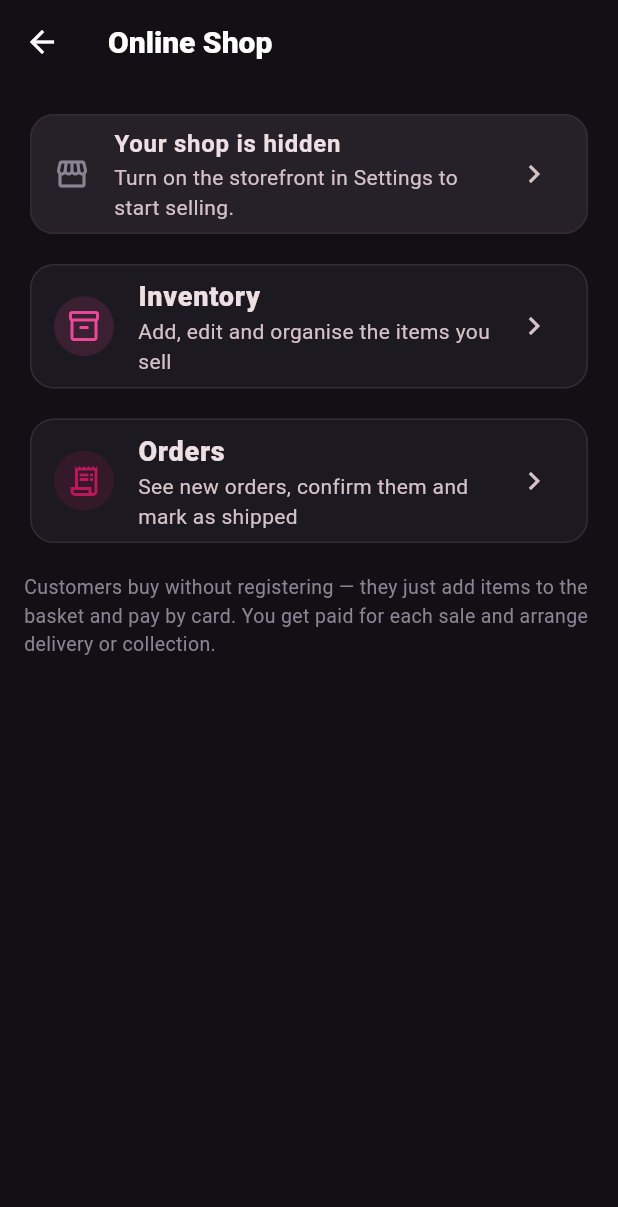
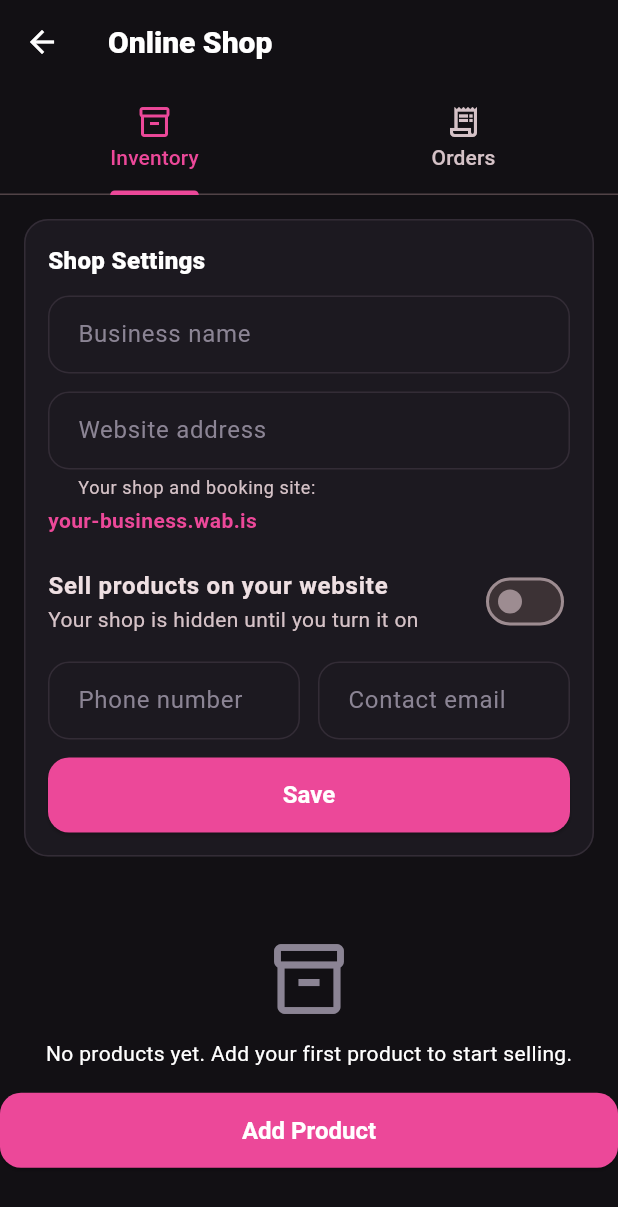
Before and after one commit to ejosagie/wavebook, a Flutter app: the ShopScreen screen opened directly, on a phone screen of 412 x 824 dp. Shown: the top 1207 px of the screen. Run offline on Flutter 3.47's test engine with Material 3 defaults, Android fonts, the phone set to English and light mode, and no system bars; our stand-ins replace image_picker, shared_preferences; accounts and stored records are empty; network calls fail.

Commit message:
Online Shop opens into settings, website theme picker, notification bar
- Online Shop: opens into shop configuration (business name, website
  address with .wab.is preview, on/off toggle, phone, email) then
  Inventory and Orders tabs below
- Website address (slug) is now editable with validation + uniqueness
- Tenant website theme: businesses get a theme_color, injected as CSS
  variables on every tenant page (darker shade computed server-side)
- Notification bar: bell icon with unread badge on the dashboard, opens
  a notifications list (mark read / mark all read), polls every 30s

```diff
--- a/app/lib/models/models.dart
+++ b/app/lib/models/models.dart
@@ -55,6 +55,7 @@ class Business {
   final int smsUsed;
   final int smsCredits;
   final String trialEndsAt;
+  final String themeColor;
 
   Business({
     required this.id,
@@ -86,6 +87,7 @@ class Business {
     required this.smsUsed,
     required this.smsCredits,
     required this.trialEndsAt,
+    required this.themeColor,
   });
 
   factory Business.fromJson(Map<String, dynamic> json) => Business(
@@ -118,6 +120,7 @@ class Business {
         smsUsed: json['sms_used'] as int? ?? 0,
         smsCredits: json['sms_credits'] as int? ?? 0,
         trialEndsAt: json['trial_ends_at'] as String? ?? '',
+        themeColor: json['theme_color'] as String? ?? '#ec4899',
       );
 
   Map<String, dynamic> toJson() => {
@@ -140,6 +143,7 @@ class Business {
         'payout_account_name': payoutAccountName,
         'payout_account_number': payoutAccountNumber,
         'payout_sort_code': payoutSortCode,
+        'theme_color': themeColor,
       };
 }
 
--- a/app/lib/screens/storefront/orders_screen.dart
+++ b/app/lib/screens/storefront/orders_screen.dart
@@ -104,10 +104,7 @@ class _OrdersScreenState extends State<OrdersScreen> {
 
   @override
   Widget build(BuildContext context) {
-    return Scaffold(
-      appBar: AppBar(title: const Text('Orders')),
-      body: _buildBody(),
-    );
+    return _buildBody();
   }
 
   Widget _buildBody() {
--- a/app/lib/screens/storefront/products_screen.dart
+++ b/app/lib/screens/storefront/products_screen.dart
@@ -177,19 +177,7 @@ class _ProductsScreenState extends State<ProductsScreen> {
 
   @override
   Widget build(BuildContext context) {
-    return Scaffold(
-      appBar: AppBar(
-        title: const Text('Products'),
-        actions: [
-          IconButton(
-            icon: const Icon(Icons.add),
-            tooltip: 'Add product',
-            onPressed: _addProduct,
-          ),
-        ],
-      ),
-      body: _buildBody(),
-    );
+    return _buildBody();
   }
 
   Widget _buildBody() {
@@ -220,11 +208,26 @@ class _ProductsScreenState extends State<ProductsScreen> {
         ),
       );
     }
-    return ListView.builder(
+    return RefreshIndicator(
+      onRefresh: _load,
+      child: ListView.builder(
         padding: const EdgeInsets.all(16),
-      itemCount: _products.length,
+        itemCount: _products.length + 1,
         itemBuilder: (context, index) {
-        final p = _products[index];
+          if (index == 0) {
+            return Padding(
+              padding: const EdgeInsets.only(bottom: 12),
+              child: Align(
+                alignment: Alignment.centerRight,
+                child: ElevatedButton.icon(
+                  onPressed: _addProduct,
+                  icon: const Icon(Icons.add),
+                  label: const Text('Add Product'),
+                ),
+              ),
+            );
+          }
+          final p = _products[index - 1];
           return Card(
             child: ListTile(
               leading: p.imagePath.isNotEmpty
@@ -269,6 +272,7 @@ class _ProductsScreenState extends State<ProductsScreen> {
             ),
           );
         },
+      ),
     );
   }
 }
--- a/app/lib/screens/storefront/shop_screen.dart
+++ b/app/lib/screens/storefront/shop_screen.dart
@@ -15,8 +15,13 @@ class ShopScreen extends StatefulWidget {
 
 class _ShopScreenState extends State<ShopScreen> {
   final _api = ApiClient();
-  Business? _business;
+  final _name = TextEditingController();
+  final _slug = TextEditingController();
+  final _phone = TextEditingController();
+  final _email = TextEditingController();
+  bool _storefrontEnabled = false;
   bool _loading = true;
+  bool _saving = false;
 
   @override
   void initState() {
@@ -24,111 +29,173 @@ class _ShopScreenState extends State<ShopScreen> {
     _load();
   }
 
+  @override
+  void dispose() {
+    _name.dispose();
+    _slug.dispose();
+    _phone.dispose();
+    _email.dispose();
+    super.dispose();
+  }
+
   Future<void> _load() async {
     try {
       final data = await _api.get('/api/business');
       if (!mounted) return;
+      final b = Business.fromJson(data as Map<String, dynamic>);
       setState(() {
-        _business = Business.fromJson(data as Map<String, dynamic>);
+        _name.text = b.name;
+        _slug.text = b.slug;
+        _phone.text = b.contactPhone;
+        _email.text = b.contactEmail;
+        _storefrontEnabled = b.storefrontEnabled;
       });
     } on ApiException {
-      // Non-fatal — the shop screens still work without the banner.
+      // Non-fatal — the tabs still work without the settings card.
     } finally {
       if (mounted) setState(() => _loading = false);
     }
   }
 
+  Future<void> _save() async {
+    setState(() => _saving = true);
+    try {
+      await _api.patch('/api/business', body: {
+        'name': _name.text.trim(),
+        'slug': _slug.text.trim(),
+        'contact_phone': _phone.text.trim(),
+        'contact_email': _email.text.trim(),
+        'storefront_enabled': _storefrontEnabled,
+      });
+      if (mounted) {
+        ScaffoldMessenger.of(context).showSnackBar(
+          const SnackBar(content: Text('Shop settings saved')),
+        );
+      }
+      await _load();
+    } on ApiException catch (e) {
+      if (mounted) {
+        ScaffoldMessenger.of(context).showSnackBar(SnackBar(content: Text(e.message)));
+      }
+    } finally {
+      if (mounted) setState(() => _saving = false);
+    }
+  }
+
   @override
   Widget build(BuildContext context) {
-    final enabled = _business?.storefrontEnabled ?? false;
-    return Scaffold(
-      appBar: AppBar(title: const Text('Online Shop')),
-      body: ListView(
-        padding: const EdgeInsets.all(16),
-        children: [
-          if (!_loading)
-            Card(
-              color: enabled ? null : WaveBookColors.darkSurfaceAlt,
-              child: ListTile(
-                leading: Icon(
-                  enabled ? Icons.storefront : Icons.storefront_outlined,
-                  color: enabled ? WaveBookColors.pink : WaveBookColors.muted,
-                ),
-                title: Text(
-                  enabled ? 'Your shop is live' : 'Your shop is hidden',
-                  style: const TextStyle(fontWeight: FontWeight.w700),
-                ),
-                subtitle: Text(
-                  enabled
-                      ? 'Customers can buy from your booking website.'
-                      : 'Turn on the storefront in Settings to start selling.',
-                ),
-                trailing: const Icon(Icons.chevron_right),
-                onTap: () => _openSettings(),
+    return DefaultTabController(
+      length: 2,
+      child: Scaffold(
+        appBar: AppBar(
+          title: const Text('Online Shop'),
+          bottom: const TabBar(
+            tabs: [
+              Tab(icon: Icon(Icons.inventory_2_outlined), text: 'Inventory'),
+              Tab(icon: Icon(Icons.receipt_long_outlined), text: 'Orders'),
+            ],
+          ),
+        ),
+        body: Column(
+          children: [
+            if (!_loading) _buildSettingsCard(),
+            Expanded(
+              child: const TabBarView(
+                children: [
+                  ProductsScreen(),
+                  OrdersScreen(),
+                ],
               ),
             ),
-          const SizedBox(height: 12),
-          _ShopCard(
-            icon: Icons.inventory_2_outlined,
-            color: WaveBookColors.pink,
-            title: 'Inventory',
-            subtitle: 'Add, edit and organise the items you sell',
-            onTap: () => _push(const ProductsScreen()),
-          ),
-          const SizedBox(height: 12),
-          _ShopCard(
-            icon: Icons.receipt_long_outlined,
-            color: WaveBookColors.rose,
-            title: 'Orders',
-            subtitle: 'See new orders, confirm them and mark as shipped',
-            onTap: () => _push(const OrdersScreen()),
-          ),
-          const SizedBox(height: 16),
-          const Text(
-            'Customers buy without registering — they just add items to the basket and pay by card. You get paid for each sale and arrange delivery or collection.',
-            style: TextStyle(color: WaveBookColors.muted, fontSize: 13),
-          ),
-        ],
+          ],
+        ),
       ),
     );
   }
 
-  void _push(Widget screen) {
-    Navigator.of(context).push(MaterialPageRoute(builder: (_) => screen));
-  }
-
-  void _openSettings() {
-    Navigator.of(context).pop();
-  }
-}
-
-class _ShopCard extends StatelessWidget {
-  final IconData icon;
-  final Color color;
-  final String title;
-  final String subtitle;
-  final VoidCallback onTap;
-
-  const _ShopCard({
-    required this.icon,
-    required this.color,
-    required this.title,
-    required this.subtitle,
-    required this.onTap,
-  });
-
-  @override
-  Widget build(BuildContext context) {
+  Widget _buildSettingsCard() {
+    final slug = _slug.text.trim().isEmpty ? 'your-business' : _slug.text.trim();
     return Card(
-      child: ListTile(
-        leading: CircleAvatar(
-          backgroundColor: color.withValues(alpha: 0.15),
-          child: Icon(icon, color: color),
+      margin: const EdgeInsets.fromLTRB(16, 16, 16, 8),
+      child: Padding(
+        padding: const EdgeInsets.all(16),
+        child: Column(
+          crossAxisAlignment: CrossAxisAlignment.start,
+          children: [
+            const Text(
+              'Shop Settings',
+              style: TextStyle(fontSize: 16, fontWeight: FontWeight.w800),
+            ),
+            const SizedBox(height: 12),
+            TextField(
+              controller: _name,
+              decoration: const InputDecoration(labelText: 'Business name'),
+            ),
+            const SizedBox(height: 12),
+            TextField(
+              controller: _slug,
+              decoration: const InputDecoration(
+                labelText: 'Website address',
+                helperText: 'Your shop and booking site:',
+              ),
+            ),
+            const SizedBox(height: 4),
+            Text(
+              '$slug.wab.is',
+              style: const TextStyle(
+                fontSize: 14,
+                fontWeight: FontWeight.w700,
+                color: WaveBookColors.pink,
+              ),
+            ),
+            const SizedBox(height: 8),
+            SwitchListTile(
+              contentPadding: EdgeInsets.zero,
+              value: _storefrontEnabled,
+              onChanged: (v) => setState(() => _storefrontEnabled = v),
+              title: const Text('Sell products on your website', style: TextStyle(fontWeight: FontWeight.w700)),
+              subtitle: Text(
+                _storefrontEnabled
+                    ? 'Your shop is live — customers can buy from $slug.wab.is'
+                    : 'Your shop is hidden until you turn it on',
+              ),
+            ),
+            const SizedBox(height: 4),
+            Row(
+              children: [
+                Expanded(
+                  child: TextField(
+                    controller: _phone,
+                    keyboardType: TextInputType.phone,
+                    decoration: const InputDecoration(labelText: 'Phone number'),
+                  ),
+                ),
+                const SizedBox(width: 12),
+                Expanded(
+                  child: TextField(
+                    controller: _email,
+                    keyboardType: TextInputType.emailAddress,
+                    decoration: const InputDecoration(labelText: 'Contact email'),
+                  ),
+                ),
+              ],
+            ),
+            const SizedBox(height: 12),
+            Align(
+              alignment: Alignment.centerRight,
+              child: ElevatedButton(
+                onPressed: _saving ? null : _save,
+                child: _saving
+                    ? const SizedBox(
+                        height: 20,
+                        width: 20,
+                        child: CircularProgressIndicator(strokeWidth: 2, color: Colors.white),
+                      )
+                    : const Text('Save'),
+              ),
+            ),
+          ],
         ),
-        title: Text(title, style: const TextStyle(fontWeight: FontWeight.w800, fontSize: 18)),
-        subtitle: Text(subtitle),
-        trailing: const Icon(Icons.chevron_right),
-        onTap: onTap,
       ),
     );
   }
```
Also changed, not shown: app/lib/screens/home/tabs/dashboard_tab.dart (+58 -0 lines), app/lib/screens/home/tabs/notifications_screen.dart (added, +149 -0 lines), 11 other files. Lines whose indentation alone changed are shown as unchanged.
